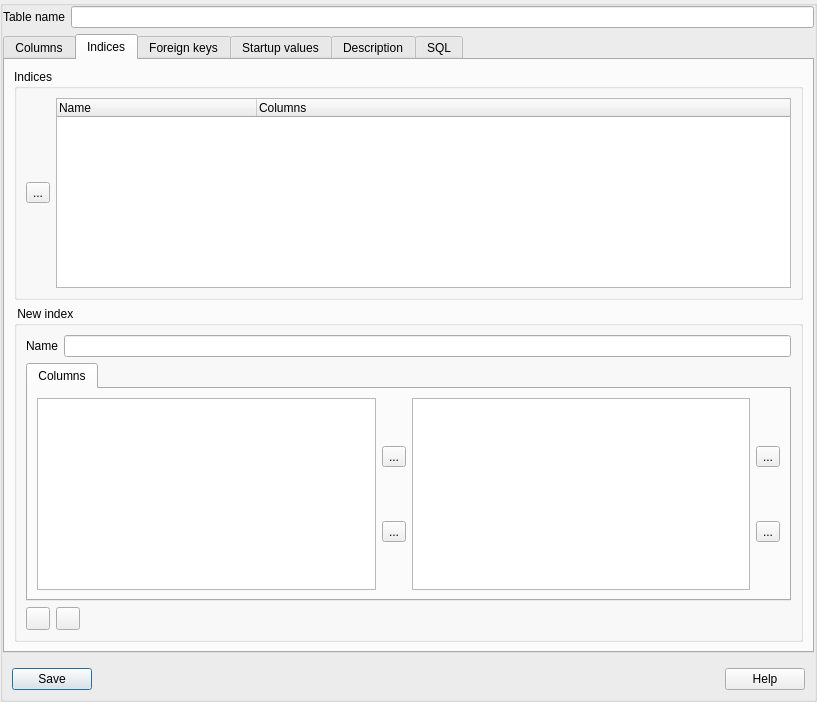
First picture: the form in NewTableForm.ui, repository fritzone/ddm, before the edit.
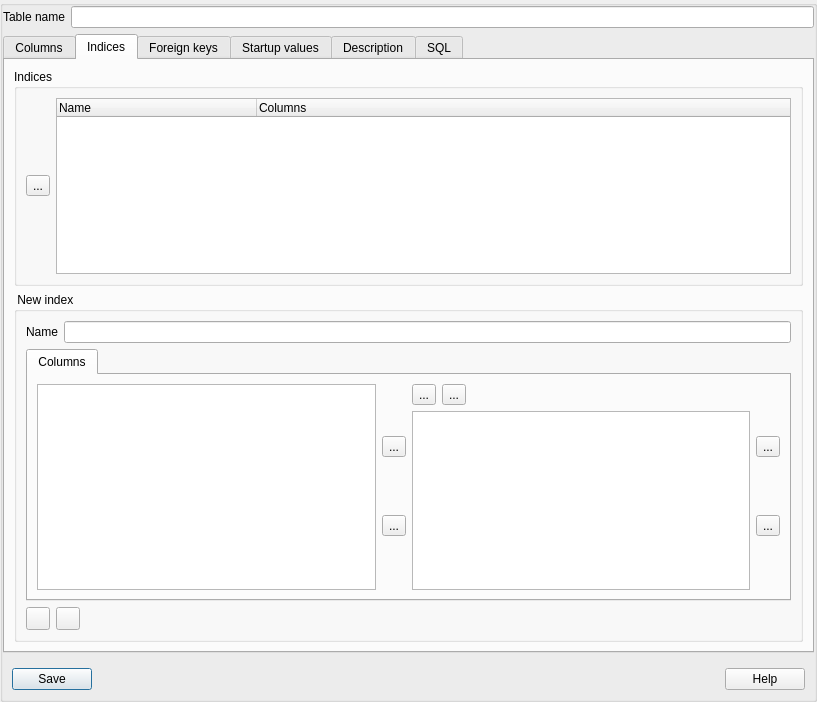
Second picture: the form after the edit. The open tabs and pages were chosen to show the change. Icons and pictures are not drawn.

Commit message: started the SPs for the columns of an Index

Diff of the .ui file:
```diff
--- a/NewTableForm.ui
+++ b/NewTableForm.ui
@@ -425,7 +425,85 @@
                     </layout>
                    </item>
                    <item>
-                    <widget class="QListWidget" name="lstSelectedColumnsForIndex"/>
+                    <layout class="QVBoxLayout" name="verticalLayout_13">
+                     <item>
+                      <layout class="QHBoxLayout" name="horizontalLayout_18">
+                       <item>
+                        <widget class="QToolButton" name="btnAddSpToColumnOfIndex">
+                         <property name="toolTip">
+                          <string>Add a Database Specific Property to the selected column</string>
+                         </property>
+                         <property name="statusTip">
+                          <string>Add a Database Specific Property to the selected column</string>
+                         </property>
+                         <property name="whatsThis">
+                          <string>Add a Database Specific Property to the selected column</string>
+                         </property>
+                         <property name="text">
+                          <string>...</string>
+                         </property>
+                         <property name="icon">
+                          <iconset resource="dbm.qrc">
+                           <normaloff>:/images/actions/images/small/add.png</normaloff>:/images/actions/images/small/add.png</iconset>
+                         </property>
+                        </widget>
+                       </item>
+                       <item>
+                        <widget class="QToolButton" name="btnRemoveSpFromColumnOfIndex">
+                         <property name="toolTip">
+                          <string>Remove the selceted Database Specific Property from the column it belongs to</string>
+                         </property>
+                         <property name="statusTip">
+                          <string>Remove the selceted Database Specific Property from the column it belongs to</string>
+                         </property>
+                         <property name="whatsThis">
+                          <string>Remove the selceted Database Specific Property from the column it belongs to</string>
+                         </property>
+                         <property name="text">
+                          <string>...</string>
+                         </property>
+                         <property name="icon">
+                          <iconset resource="dbm.qrc">
+                           <normaloff>:/images/actions/images/small/remove.png</normaloff>:/images/actions/images/small/remove.png</iconset>
+                         </property>
+                        </widget>
+                       </item>
+                       <item>
+                        <spacer name="horizontalSpacer_5">
+                         <property name="orientation">
+                          <enum>Qt::Horizontal</enum>
+                         </property>
+                         <property name="sizeHint" stdset="0">
+                          <size>
+                           <width>40</width>
+                           <height>20</height>
+                          </size>
+                         </property>
+                        </spacer>
+                       </item>
+                      </layout>
+                     </item>
+                     <item>
+                      <widget class="QTreeWidget" name="lstSelectedColumnsForIndex">
+                       <property name="columnCount">
+                        <number>2</number>
+                       </property>
+                       <attribute name="headerVisible">
+                        <bool>false</bool>
+                       </attribute>
+                       <column>
+                        <property name="text">
+                         <string notr="true">1</string>
+                        </property>
+                       </column>
+                       <column>
+                        <property name="text">
+                         <string notr="true">2</string>
+                        </property>
+                       </column>
+                      </widget>
+                     </item>
+                    </layout>
                    </item>
                    <item>
                     <layout class="QVBoxLayout" name="verticalLayout_17">
```
Left out of the diff: 83 changed lines with no effect on the pictures. Lines whose indentation alone changed are shown as unchanged. The commit also changes 3 other files.
